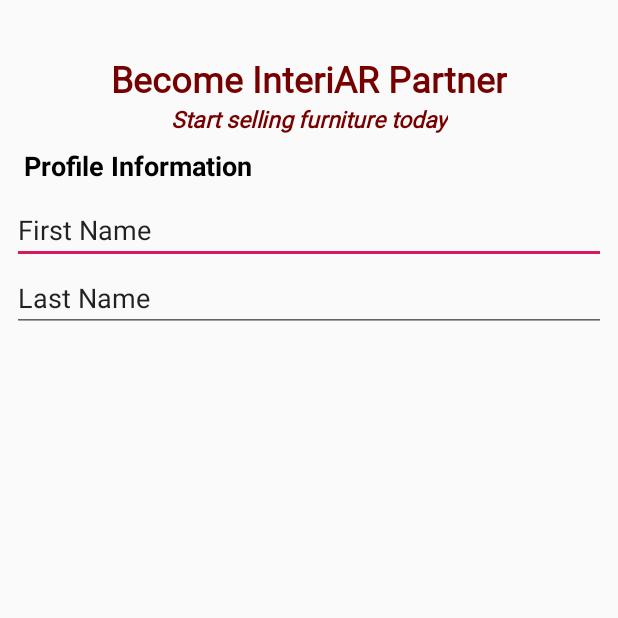
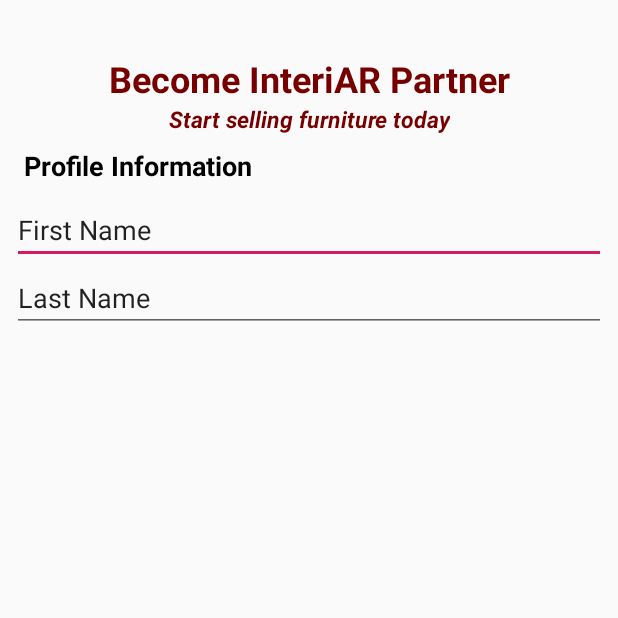
Before and after one commit to Maaz1234/InteriAR, an Android app: the Partner_SignIn_Activity screen opened directly, with no data from a screen before it, after a tap on "SIGN UP", on a phone screen of 412 x 824 dp, the top half of it. Run offline under Robolectric (Android 15) with nearby library versions, the phone set to English and light mode, and no system bars.

```diff
--- a/app/src/main/AndroidManifest.xml
+++ b/app/src/main/AndroidManifest.xml
@@ -24,9 +24,9 @@
             </intent-filter>
         </activity>
 
-        <meta-data
+        <!--<meta-data
             android:name="preloaded_fonts"
-            android:resource="@array/preloaded_fonts" />
+            android:resource="@array/preloaded_fonts" />-->
     </application>
 
 </manifest>
--- a/app/src/main/java/com/maaz/interiar/Home_Activity.java
+++ b/app/src/main/java/com/maaz/interiar/Home_Activity.java
@@ -71,7 +71,7 @@ public class Home_Activity extends AppCompatActivity {
         tabLayout.getTabAt(2).setIcon(R.drawable.ic_assistant_black_24dp);
 
         ActionBar actionBar = getSupportActionBar();
-        actionBar.setElevation(0);
+//        actionBar.setElevation(0);
     }
 
    /* public static class MyPagerAdapter extends FragmentPagerAdapter
--- a/app/src/main/res/layout/activity_partner__sign_in_.xml
+++ b/app/src/main/res/layout/activity_partner__sign_in_.xml
@@ -41,7 +41,6 @@
         android:layout_height="wrap_content"
         android:layout_marginStart="8dp"
         android:layout_marginEnd="8dp"
-        android:fontFamily="@font/belgrano"
         android:text="InteriAR Partner"
         android:textColor="@color/colorPrimary"
         android:textSize="24sp"
--- a/app/src/main/res/layout/activity_partner__sign_up_.xml
+++ b/app/src/main/res/layout/activity_partner__sign_up_.xml
@@ -13,7 +13,6 @@
         android:layout_marginStart="8dp"
         android:layout_marginTop="36dp"
         android:layout_marginEnd="8dp"
-        android:fontFamily="@font/belgrano"
         android:text="Become InteriAR Partner"
         android:textColor="@color/colorPrimary"
         android:textSize="24sp"
@@ -28,7 +27,6 @@
         android:layout_height="wrap_content"
         android:layout_marginStart="8dp"
         android:layout_marginEnd="8dp"
-        android:fontFamily="@font/belgrano"
         android:text="Start selling furniture today"
 
         android:textColor="@color/colorPrimary"
```
